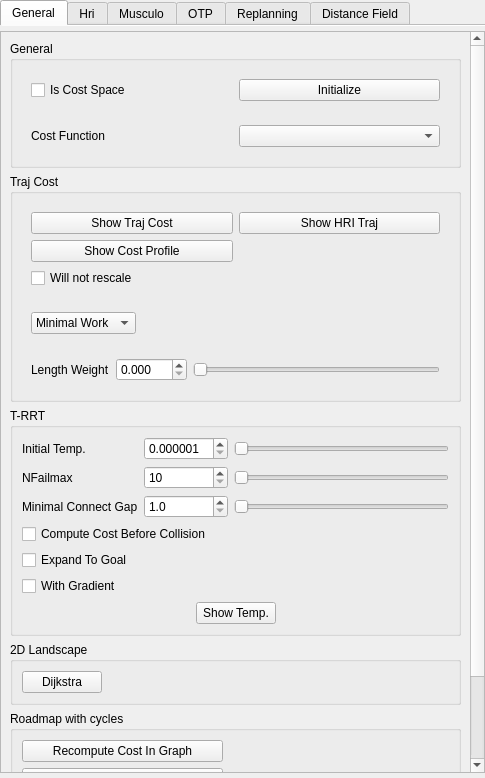
Above: src/move3d-qt-gui-libs/src/qtMainInterface/sideWidgets/qtCost.ui from jmainpri/move3d-studio before the change. Below: the same form after it.
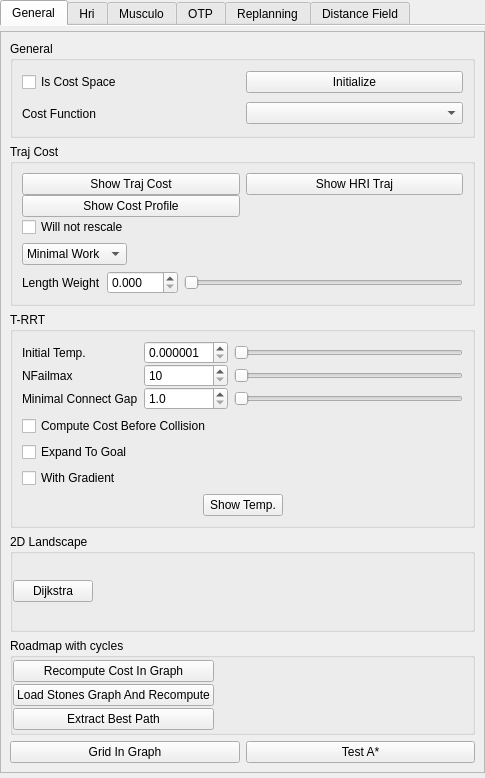
That is the form after the change. The open tabs and pages were chosen to show the change. Custom widgets are drawn as their Qt base class.

The edit to the form file:
```diff
--- a/src/move3d-qt-gui-libs/src/qtMainInterface/sideWidgets/qtCost.ui
+++ b/src/move3d-qt-gui-libs/src/qtMainInterface/sideWidgets/qtCost.ui
@@ -57,9 +57,9 @@
           <property name="geometry">
            <rect>
             <x>0</x>
-            <y>0</y>
-            <width>467</width>
-            <height>903</height>
+            <y>-16</y>
+            <width>468</width>
+            <height>759</height>
            </rect>
           </property>
           <layout class="QVBoxLayout" name="verticalLayout">
@@ -72,6 +72,9 @@
               <item row="3" column="0">
                <widget class="QWidget" name="widget" native="true">
                 <layout class="QHBoxLayout" name="horizontalLayout">
+                 <property name="margin">
+                  <number>0</number>
+                 </property>
                  <item>
                   <widget class="QLabel" name="label">
                    <property name="text">
@@ -88,6 +91,9 @@
               <item row="0" column="0">
                <widget class="QWidget" name="widget_2" native="true">
                 <layout class="QHBoxLayout" name="horizontalLayout_2">
+                 <property name="margin">
+                  <number>0</number>
+                 </property>
                  <item>
                   <widget class="QCheckBox" name="isCostSpaceCopy">
                    <property name="text">
@@ -117,6 +123,12 @@
               <item>
                <widget class="QWidget" name="widget_14" native="true">
                 <layout class="QGridLayout" name="gridLayout_34">
+                 <property name="verticalSpacing">
+                  <number>0</number>
+                 </property>
+                 <property name="margin">
+                  <number>0</number>
+                 </property>
                  <item row="0" column="0">
                   <widget class="QPushButton" name="pushButtonShowTrajCost">
                    <property name="text">
@@ -151,6 +163,9 @@
               <item>
                <widget class="QWidget" name="widget_15" native="true">
                 <layout class="QHBoxLayout" name="horizontalLayout_5">
+                 <property name="margin">
+                  <number>0</number>
+                 </property>
                  <item>
                   <widget class="QComboBox" name="comboBoxTrajCostExtimation_2">
                    <item>
@@ -184,6 +199,9 @@
               <item>
                <widget class="QWidget" name="widget_16" native="true">
                 <layout class="QHBoxLayout" name="horizontalLayout_9">
+                 <property name="margin">
+                  <number>0</number>
+                 </property>
                  <item>
                   <widget class="QLabel" name="label_24">
                    <property name="text">
@@ -228,6 +246,9 @@
              <layout class="QVBoxLayout" name="verticalLayout_10">
               <item>
                <layout class="QGridLayout" name="gridLayout_4">
+                <property name="verticalSpacing">
+                 <number>0</number>
+                </property>
                 <item row="0" column="0">
                  <widget class="QLabel" name="label_6">
                   <property name="text">
@@ -390,6 +411,9 @@
               <string>2D Landscape</string>
              </property>
              <layout class="QGridLayout" name="gridLayout_28">
+              <property name="margin">
+               <number>0</number>
+              </property>
               <item row="0" column="0">
                <widget class="QPushButton" name="pushButton2DDijkstra">
                 <property name="text">
@@ -419,6 +443,12 @@
               <string>Roadmap with cycles</string>
              </property>
              <layout class="QGridLayout" name="gridLayout_5">
+              <property name="verticalSpacing">
+               <number>0</number>
+              </property>
+              <property name="margin">
+               <number>0</number>
+              </property>
               <item row="0" column="0">
                <widget class="QPushButton" name="pushButtonRecomputeGraph">
                 <property name="text">
```
Left out of the diff: 2 changed lines with no effect on the pictures.
